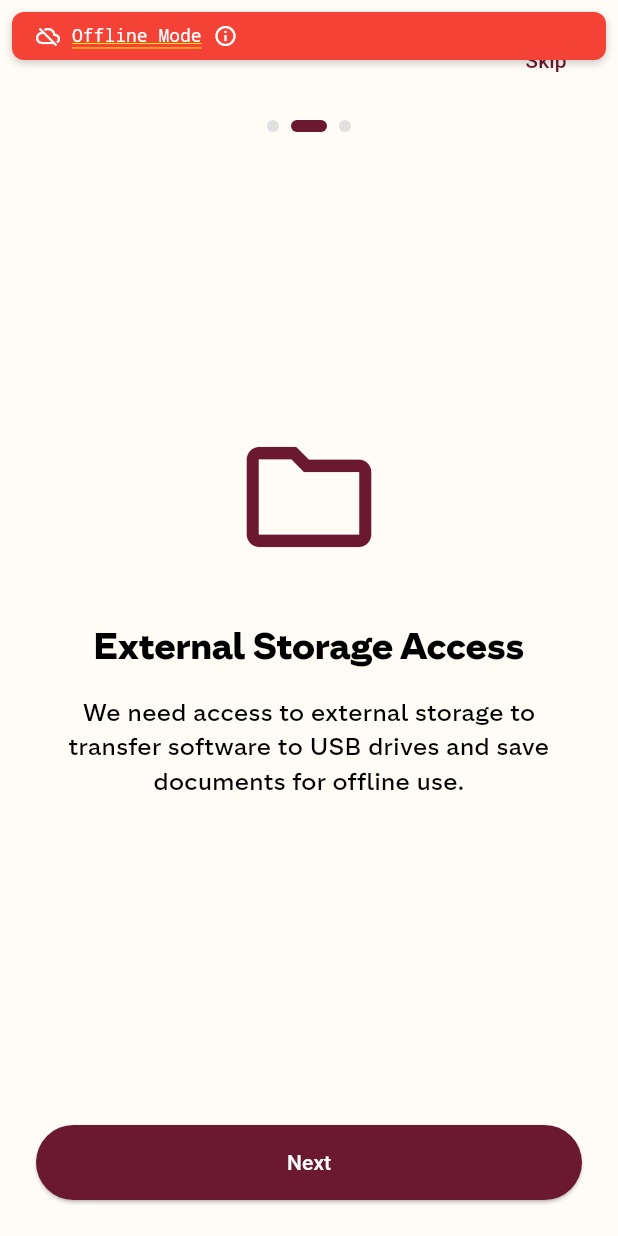
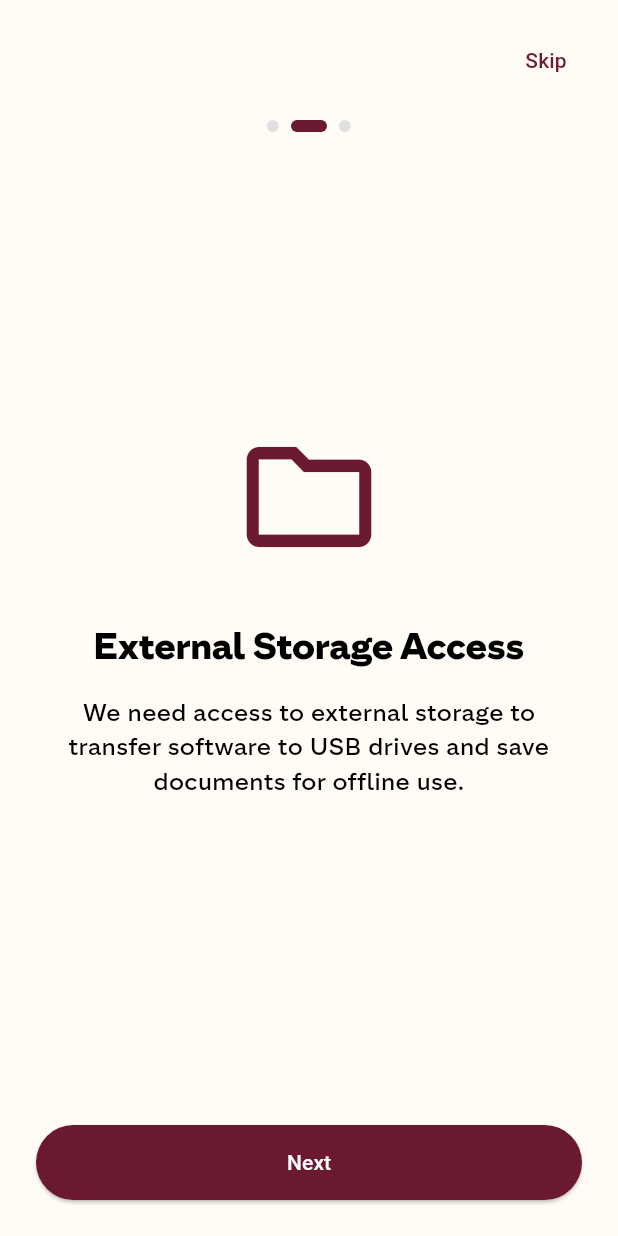
Before and after one commit to Ajking11/flashy-potato, a Flutter app: the screen it shows after launch, swiped to page 2, on a phone screen of 412 x 824 dp. Run offline on Flutter 3.47's test engine with Material 3 defaults, Android fonts, the light colour scheme and no system bars; our stand-ins replace cached_network_image, cloud_firestore, drift, drift_flutter, file_picker, firebase_auth and 9 more; missing offline and left inert: flutter_file_dialog, pdfx; accounts and stored records are empty; generated files the repository leaves out were written again; project files that could hold a hidden picture were left out.

Commit message:
refactor: Remove OfflineIndicator widget from main app structure

```diff
--- a/lib/main.dart
+++ b/lib/main.dart
@@ -15,7 +15,6 @@ import 'services/notification_service.dart';
 import 'services/connectivity_service.dart';
 import 'services/sync_service.dart';
 import 'navigation/app_router.dart';
-import 'widgets/offline_indicator.dart';
 
 // Background FCM handler - must be defined outside of any class
 // This is required for background message handling to work properly
@@ -197,9 +196,7 @@ class _MyAppState extends ConsumerState<MyApp> {
       debugShowCheckedModeBanner: true,
       routerConfig: AppRouter.router,
       builder: (context, child) {
-        return OfflineIndicator(
-          child: child ?? const SizedBox(),
-        );
+        return child ?? const SizedBox();
       },
     );
   }
--- a/pubspec.yaml
+++ b/pubspec.yaml
@@ -1,7 +1,7 @@
 name: costa_toolbox
 description: "A comprehensive toolkit for Costa Coffee field service engineers."
 publish_to: 'none'
-version: 0.5.260+7
+version: 0.5.272+8
 
 environment:
   sdk: ^3.5.4
```
